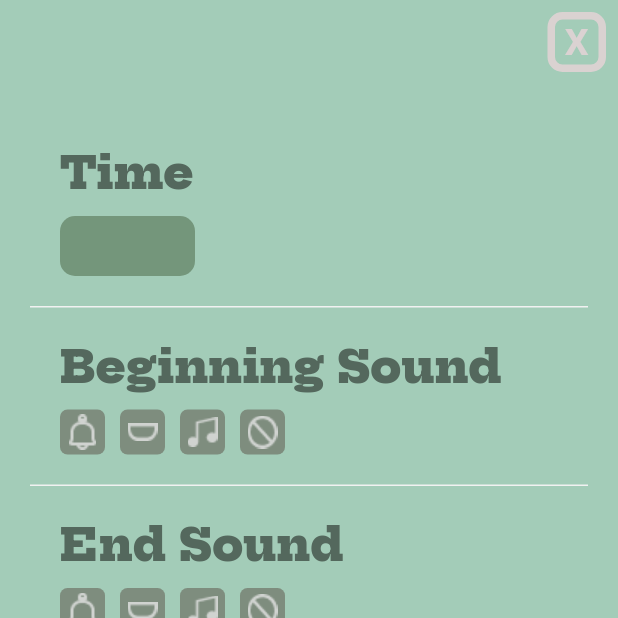
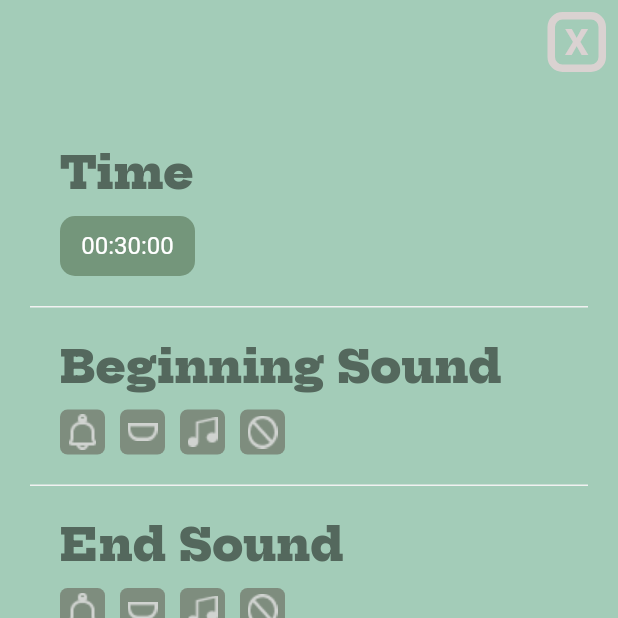
Before and after one commit to nina2114/timer_app, a Flutter app: the Settings screen opened directly, on a phone screen of 412 x 824 dp, the top half of it. Run offline on Flutter 3.47's test engine with Material 2 defaults, Android fonts, the phone set to English and light mode, and no system bars; our stand-ins replace bloc, flutter_bloc.

Commit message:
Fri 20 Jan Session

```diff
--- a/lib/logic/timer/timer_cubit.dart
+++ b/lib/logic/timer/timer_cubit.dart
@@ -10,7 +10,7 @@ part 'timer_state.dart';
 class TimerCubit extends Cubit<TimerState> {
   TimerCubit() : super(TimerUpdated(_maxCounter, TimerStatus.initial));
   Timer? timer;
-  static int _maxCounter = 65;
+  static const int _maxCounter = 5;
   int _counter = _maxCounter;
 
   void startTimer() {
--- a/lib/settings.dart
+++ b/lib/settings.dart
@@ -1,3 +1,5 @@
+import 'dart:ui';
+
 import 'package:flutter/material.dart';
 import 'package:timer/colors.dart';
 import 'package:timer/home.dart';
@@ -14,7 +16,7 @@ class Settings extends StatefulWidget {
 }
 
 class _SettingsState extends State<Settings> {
-  Duration duration = const Duration(minutes: 5);
+  Duration duration = const Duration(minutes: 30);
   @override
   Widget build(BuildContext context) {
     return Scaffold(
@@ -64,10 +66,11 @@ class _SettingsState extends State<Settings> {
               initialTimerDuration: duration,
               mode: CupertinoTimerPickerMode.hms,
               onTimerDurationChanged: (value) {
-                if (value != duration)
+                if (value != duration) {
                   setState(() {
-                    this.duration = duration;
+                    duration = value;
                   });
+                }
               },
             ),
           );
@@ -128,16 +131,31 @@ class _SettingsState extends State<Settings> {
                       child: Container(
                         height: 40.0,
                         width: 90.0,
+                        alignment: Alignment.center,
                         decoration: BoxDecoration(
                           color: Color.fromARGB(255, 116, 150, 123),
                           //color: const Color(0x001F363D),
                           borderRadius: BorderRadius.circular(10),
-                          )),
+                        ),
+                        child: Text(
+                          formatTime(duration),
+                          style: TextStyle(color: Colors.white, fontSize: 16),
+                        ),
+                      ),
                     )
                   ],
                 ),
               ),
             )));
+  }
+
+  String formatTime(Duration duration) {
+    final formattedString = [
+      duration.inHours % 24,
+      duration.inMinutes % 60,
+      duration.inSeconds % 60,
+    ].map((e) => e.toString().padLeft(2, '0')).join(":");
+    return formattedString;
   }
 
   Widget beginSoundContainer() {
```
Also changed, not shown: pubspec.lock. Lines whose indentation alone changed are shown as unchanged.
